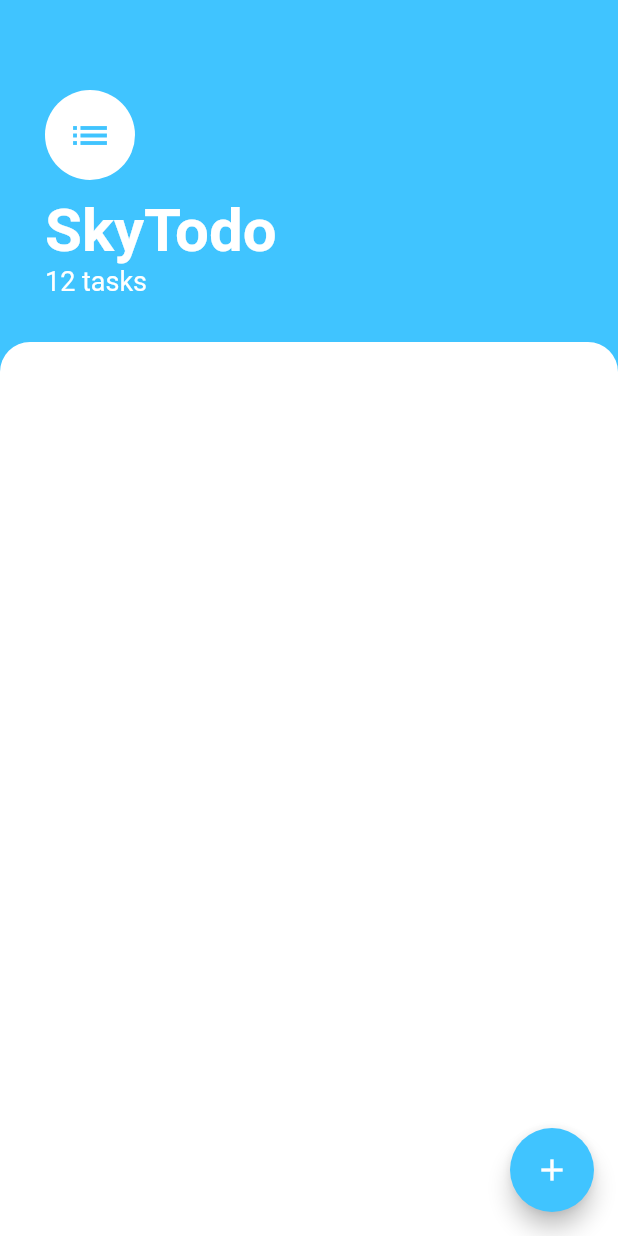
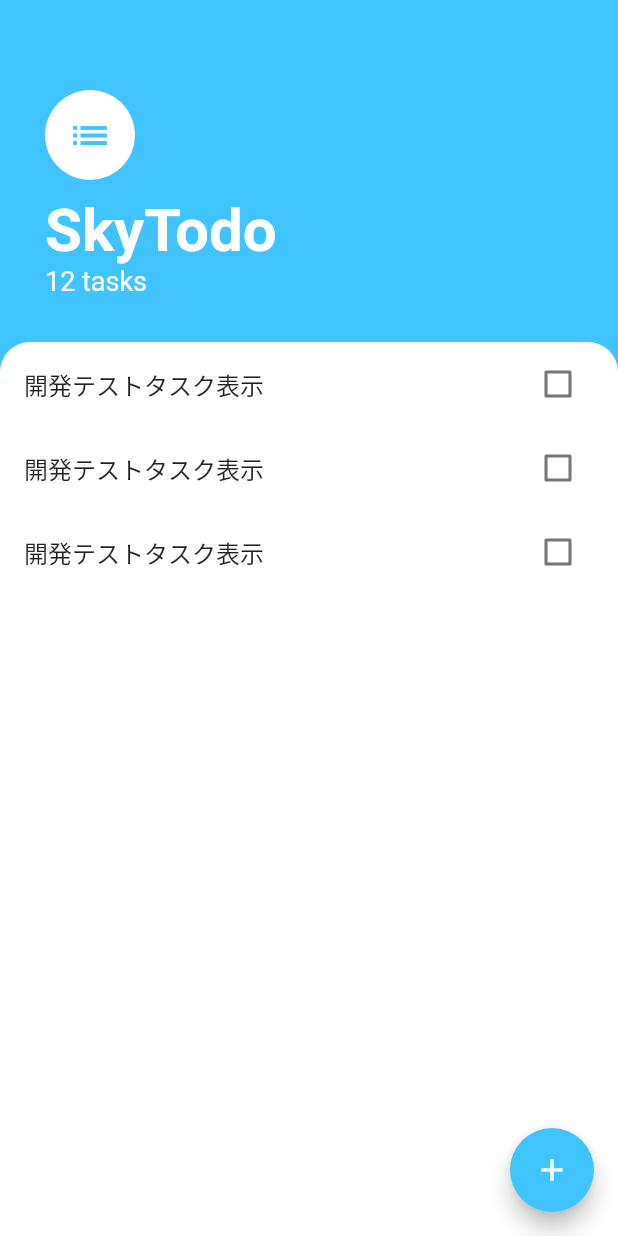
Before and after one commit to fumiyasac/TodoStyleFlutterApp, a Flutter app: the screen it shows after launch, on a phone screen of 412 x 824 dp. Run offline on Flutter 3.47's test engine with Material 2 defaults, Android fonts, the phone set to English and light mode, and no system bars.

```diff
--- /dev/null
+++ b/lib/widgets/task_tile.dart
@@ -0,0 +1,50 @@
+import 'package:flutter/material.dart';
+
+class TaskTile extends StatefulWidget {
+  @override
+  _TaskCheckboxState createState() => _TaskCheckboxState();
+}
+
+class _TaskCheckboxState extends State<TaskTile> {
+  bool isChecked = false;
+
+  // MEMO: TaskCheckboxクラスへ定義したcheckboxStateを変更させるためのメソッド
+  void checkboxCallback(bool checkboxState) {
+    setState(() {
+      isChecked = checkboxState;
+    });
+  }
+
+  @override
+  Widget build(BuildContext context) {
+    return ListTile(
+      title: Text(
+        '開発テストタスク表示',
+        style: TextStyle(
+            decoration: isChecked ? TextDecoration.lineThrough : null
+        ),
+      ),
+      trailing: TaskCheckbox(
+          checkboxState: isChecked,
+          toggleCheckboxState: checkboxCallback
+      ),
+    );
+  }
+}
+
+class TaskCheckbox extends StatelessWidget {
+  final bool checkboxState;
+  final Function toggleCheckboxState;
+
+  // MEMO: Constructor
+  TaskCheckbox({this.checkboxState, this.toggleCheckboxState});
+
+  @override
+  Widget build(BuildContext context) {
+    return Checkbox(
+      activeColor: Colors.lightBlueAccent,
+      value: checkboxState,
+      onChanged: toggleCheckboxState
+    );
+  }
+}
--- /dev/null
+++ b/lib/widgets/tasks_list.dart
@@ -0,0 +1,16 @@
+import 'package:flutter/material.dart';
+import 'package:todo_sample_app_with_provider/widgets/task_tile.dart';
+
+class TasksList extends StatelessWidget {
+
+  @override
+  Widget build(BuildContext context) {
+    return ListView(
+      children: <Widget>[
+        TaskTile(),
+        TaskTile(),
+        TaskTile(),
+      ],
+    );
+  }
+}
```
Also changed, not shown: lib/screen/add_task_screen.dart (added, +40 -0 lines), lib/screen/tasks_screen.dart (+14 -1 lines).
